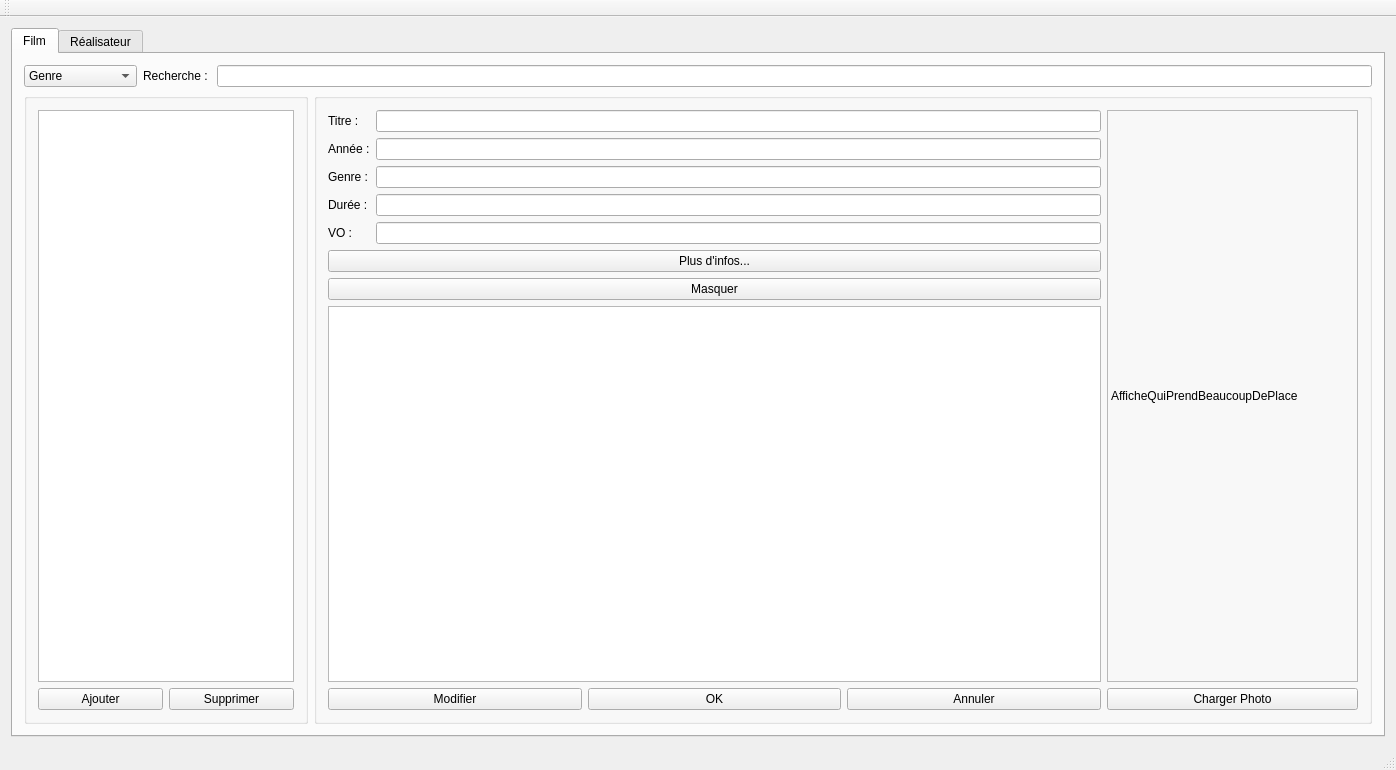
First picture: the form in Application/Interface/mainwindow.ui, repository formationc-aelion/ProjectEquipe1, before the edit.
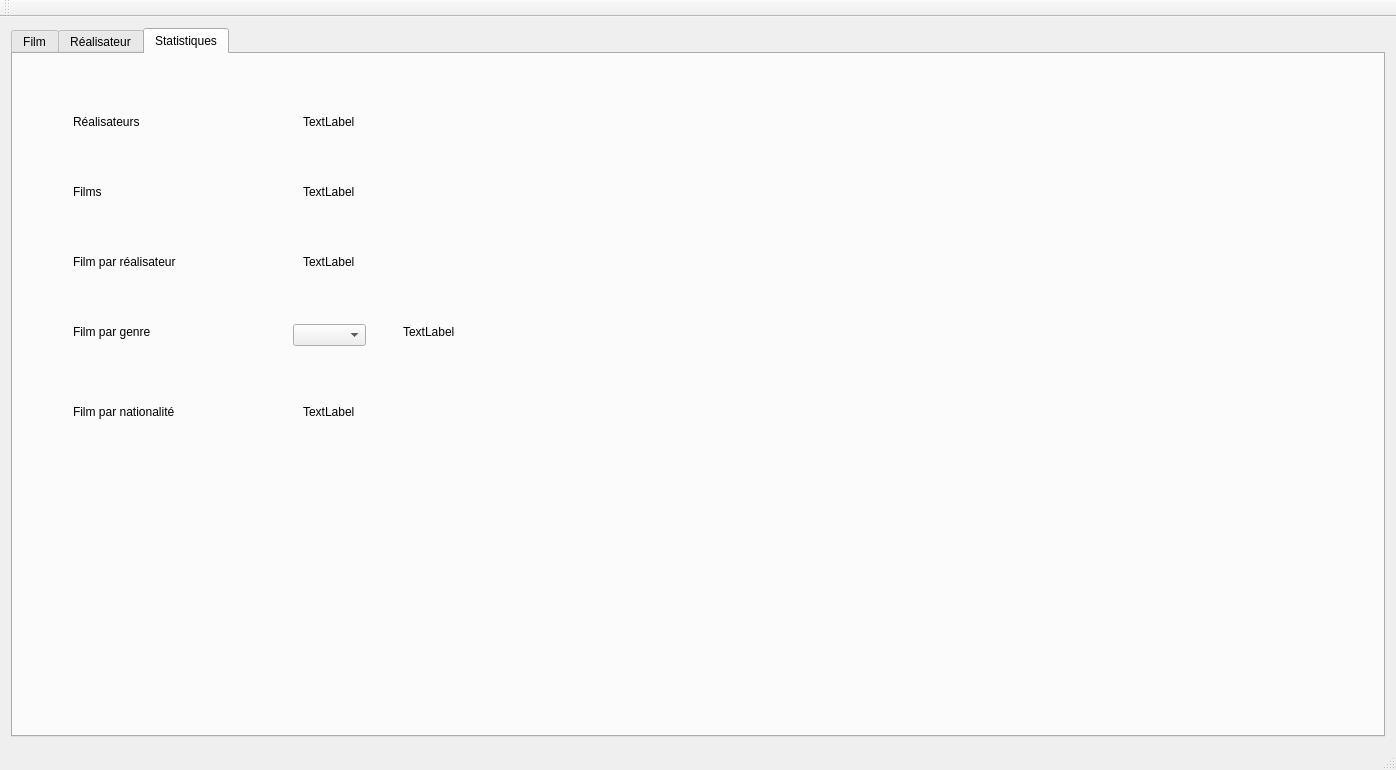
Second picture: the form after the edit. The open tabs and pages were chosen to show the change.

Commit message: Probleme connect et  peuplement combobox creation IHM stat

Diff of the .ui file:
```diff
--- a/Application/Interface/mainwindow.ui
+++ b/Application/Interface/mainwindow.ui
@@ -478,6 +478,151 @@
         </item>
        </layout>
       </widget>
+      <widget class="QWidget" name="Statistiques">
+       <attribute name="title">
+        <string>Statistiques</string>
+       </attribute>
+       <widget class="QLabel" name="lbRealisateur">
+        <property name="geometry">
+         <rect>
+          <x>60</x>
+          <y>60</y>
+          <width>101</width>
+          <height>16</height>
+         </rect>
+        </property>
+        <property name="text">
+         <string>Réalisateurs</string>
+        </property>
+       </widget>
+       <widget class="QLabel" name="lbFilms">
+        <property name="geometry">
+         <rect>
+          <x>60</x>
+          <y>130</y>
+          <width>55</width>
+          <height>16</height>
+         </rect>
+        </property>
+        <property name="text">
+         <string>Films</string>
+        </property>
+       </widget>
+       <widget class="QLabel" name="lbFilmReal">
+        <property name="geometry">
+         <rect>
+          <x>60</x>
+          <y>200</y>
+          <width>121</width>
+          <height>16</height>
+         </rect>
+        </property>
+        <property name="text">
+         <string>Film par réalisateur</string>
+        </property>
+       </widget>
+       <widget class="QLabel" name="lbFilmGenre">
+        <property name="geometry">
+         <rect>
+          <x>60</x>
+          <y>270</y>
+          <width>111</width>
+          <height>16</height>
+         </rect>
+        </property>
+        <property name="text">
+         <string>Film par genre</string>
+        </property>
+       </widget>
+       <widget class="QLabel" name="lbFilmNat">
+        <property name="geometry">
+         <rect>
+          <x>60</x>
+          <y>350</y>
+          <width>141</width>
+          <height>16</height>
+         </rect>
+        </property>
+        <property name="text">
+         <string>Film par nationalité</string>
+        </property>
+       </widget>
+       <widget class="QLabel" name="lbRealStat">
+        <property name="geometry">
+         <rect>
+          <x>290</x>
+          <y>60</y>
+          <width>55</width>
+          <height>16</height>
+         </rect>
+        </property>
+        <property name="text">
+         <string>TextLabel</string>
+        </property>
+       </widget>
+       <widget class="QLabel" name="lbFilmsStat">
+        <property name="geometry">
+         <rect>
+          <x>290</x>
+          <y>130</y>
+          <width>55</width>
+          <height>16</height>
+         </rect>
+        </property>
+        <property name="text">
+         <string>TextLabel</string>
+        </property>
+       </widget>
+       <widget class="QLabel" name="lbFilmRealStat">
+        <property name="geometry">
+         <rect>
+          <x>290</x>
+          <y>200</y>
+          <width>55</width>
+          <height>16</height>
+         </rect>
+        </property>
+        <property name="text">
+         <string>TextLabel</string>
+        </property>
+       </widget>
+       <widget class="QLabel" name="lbFilmGenreStat">
+        <property name="geometry">
+         <rect>
+          <x>390</x>
+          <y>270</y>
+          <width>55</width>
+          <height>16</height>
+         </rect>
+        </property>
+        <property name="text">
+         <string>TextLabel</string>
+        </property>
+       </widget>
+       <widget class="QLabel" name="lbFilmNatStat">
+        <property name="geometry">
+         <rect>
+          <x>290</x>
+          <y>350</y>
+          <width>55</width>
+          <height>16</height>
+         </rect>
+        </property>
+        <property name="text">
+         <string>TextLabel</string>
+        </property>
+       </widget>
+       <widget class="QComboBox" name="cbGenreStat">
+        <property name="geometry">
+         <rect>
+          <x>280</x>
+          <y>270</y>
+          <width>73</width>
+          <height>22</height>
+         </rect>
+        </property>
+       </widget>
+      </widget>
      </widget>
     </item>
    </layout>
```
The commit also changes 5 other files.
